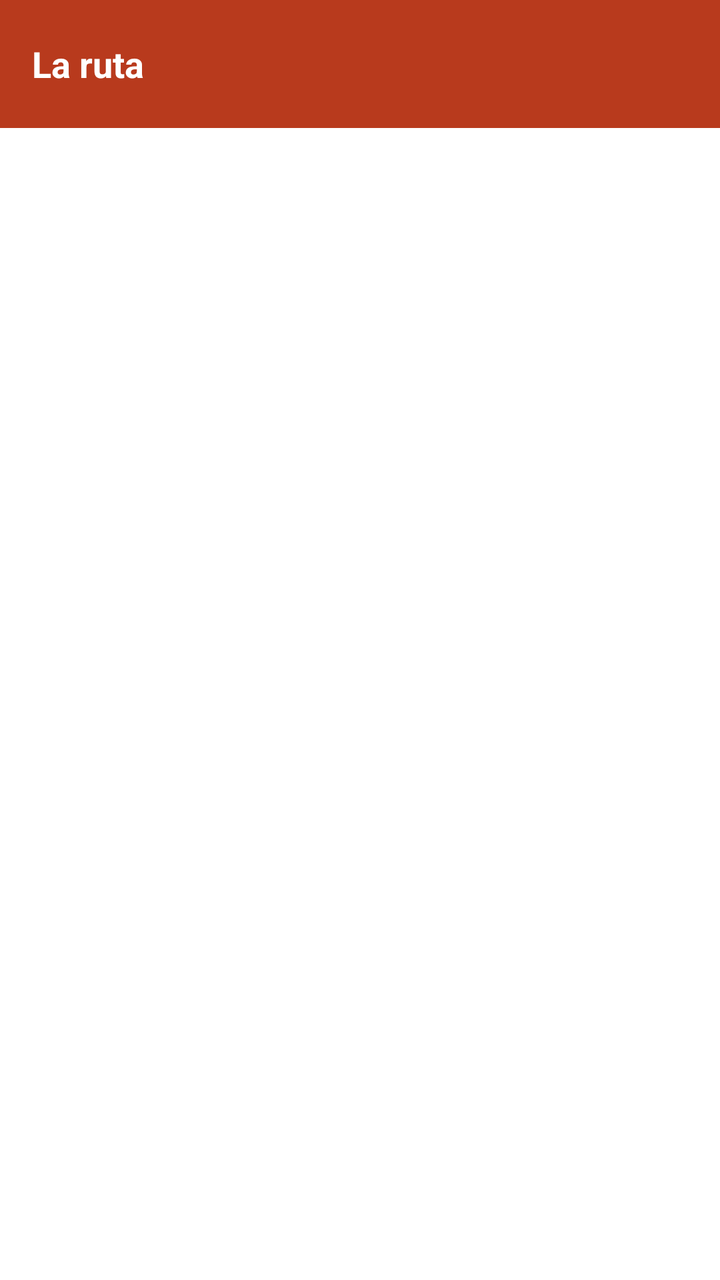
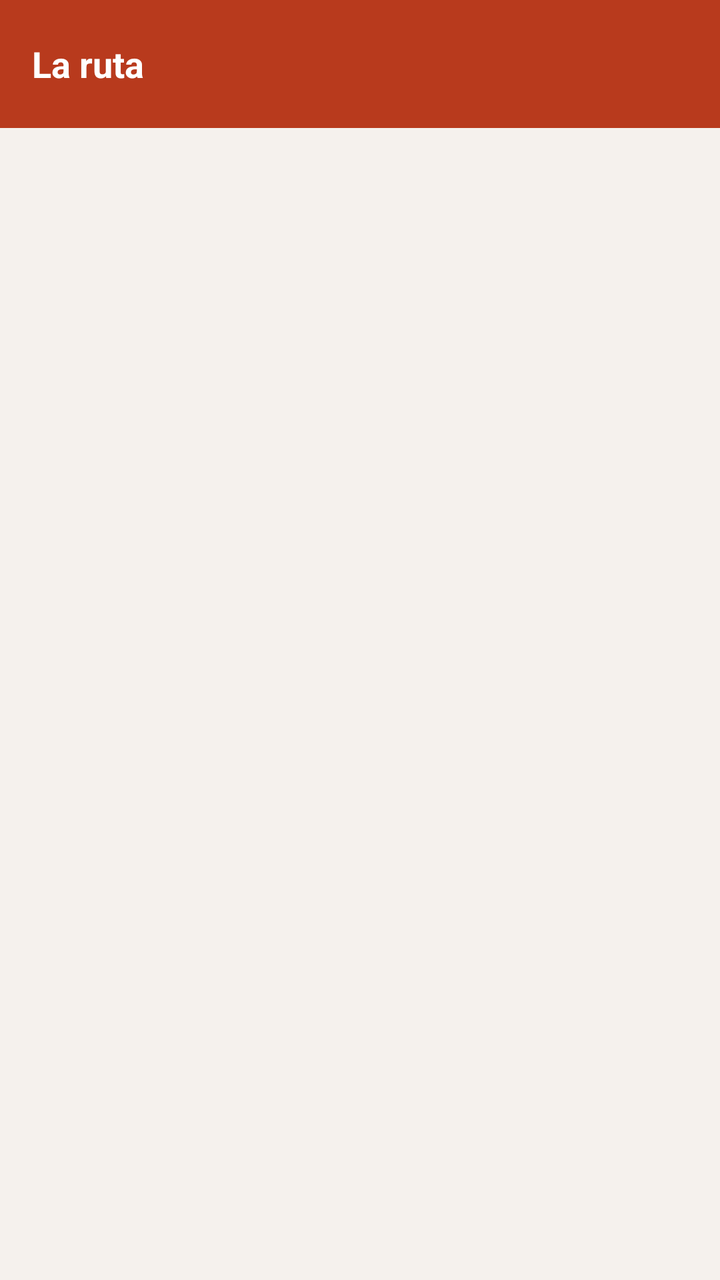

Two renders of the same Android screen: before a commit and after it. Below are the layout's source before the change and the commit's diff.
<!-- AndroidManifest.xml: application theme Theme.ExamenUT2_CosManrique -->
<!-- res/layout/activity_ruta.xml -->
<?xml version="1.0" encoding="utf-8"?>
<androidx.constraintlayout.widget.ConstraintLayout
    xmlns:android="http://schemas.android.com/apk/res/android"
    xmlns:app="http://schemas.android.com/apk/res-auto"
    android:id="@+id/main"
    android:layout_width="match_parent"
    android:layout_height="match_parent"
    android:background="@android:color/white">

    
    <androidx.appcompat.widget.Toolbar
        android:id="@+id/toolbar"
        android:layout_width="0dp"
        android:layout_height="?attr/actionBarSize"
        android:background="#B83A1D"
        app:layout_constraintTop_toTopOf="parent"
        app:layout_constraintStart_toStartOf="parent"
        app:layout_constraintEnd_toEndOf="parent">

        <TextView
            android:layout_width="wrap_content"
            android:layout_height="wrap_content"
            android:text="La ruta"
            android:textColor="@android:color/white"
            android:textSize="18sp"
            android:textStyle="bold" />

    </androidx.appcompat.widget.Toolbar>

    
    <androidx.recyclerview.widget.RecyclerView
        android:id="@+id/recyclerRuta"
        android:layout_width="0dp"
        android:layout_height="0dp"
        android:clipToPadding="false"
        android:paddingStart="12dp"
        android:paddingEnd="12dp"
        android:paddingTop="6dp"
        android:paddingBottom="12dp"
        app:layout_constraintTop_toBottomOf="@id/toolbar"
        app:layout_constraintBottom_toBottomOf="parent"
        app:layout_constraintStart_toStartOf="parent"
        app:layout_constraintEnd_toEndOf="parent" />

</androidx.constraintlayout.widget.ConstraintLayout>
<!-- resources referenced by this layout -->
<resources>
  <style name="Theme.ExamenUT2_CosManrique" parent="Base.Theme.ExamenUT2_CosManrique" />
  <style name="Base.Theme.ExamenUT2_CosManrique" parent="Theme.Material3.DayNight.NoActionBar">
          
          
      </style>
</resources>

<!-- the commit's change to res/layout/activity_ruta.xml (unified diff, before → after) -->
@@ -5,7 +5,8 @@
     android:id="@+id/main"
     android:layout_width="match_parent"
     android:layout_height="match_parent"
-    android:background="@android:color/white">
+
+    android:background="@color/fondo_app">
 
     
     <androidx.appcompat.widget.Toolbar
<!-- resource entries referenced after the edit -->
@@ -1,5 +1,6 @@
 <!-- resources referenced by this layout -->
 <resources>
+  <color name="fondo_app">#F5F1ED</color>
   <style name="Theme.ExamenUT2_CosManrique" parent="Base.Theme.ExamenUT2_CosManrique" />
   <style name="Base.Theme.ExamenUT2_CosManrique" parent="Theme.Material3.DayNight.NoActionBar">
           
